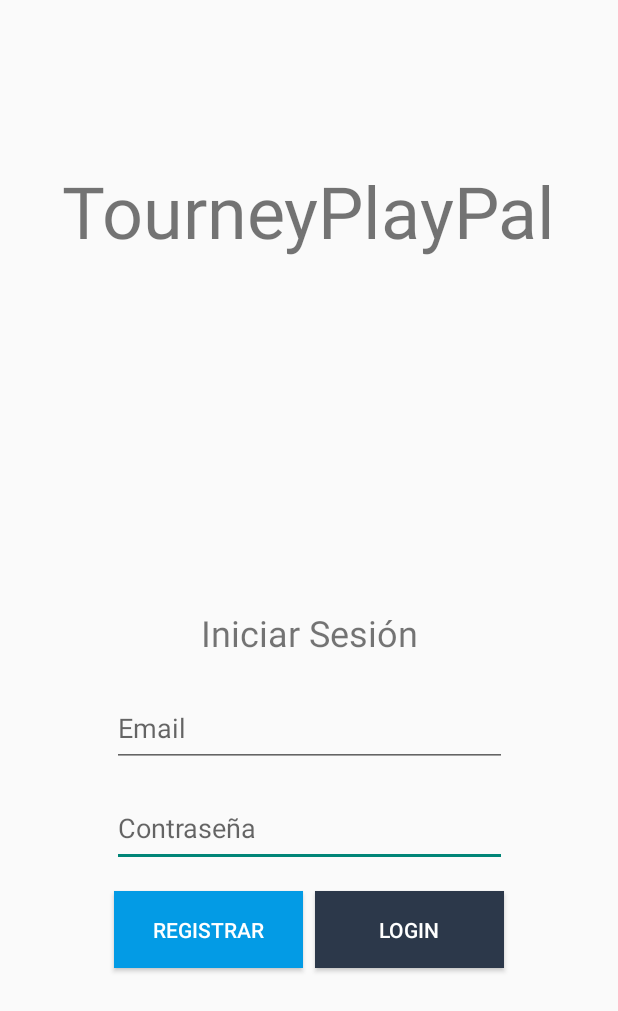
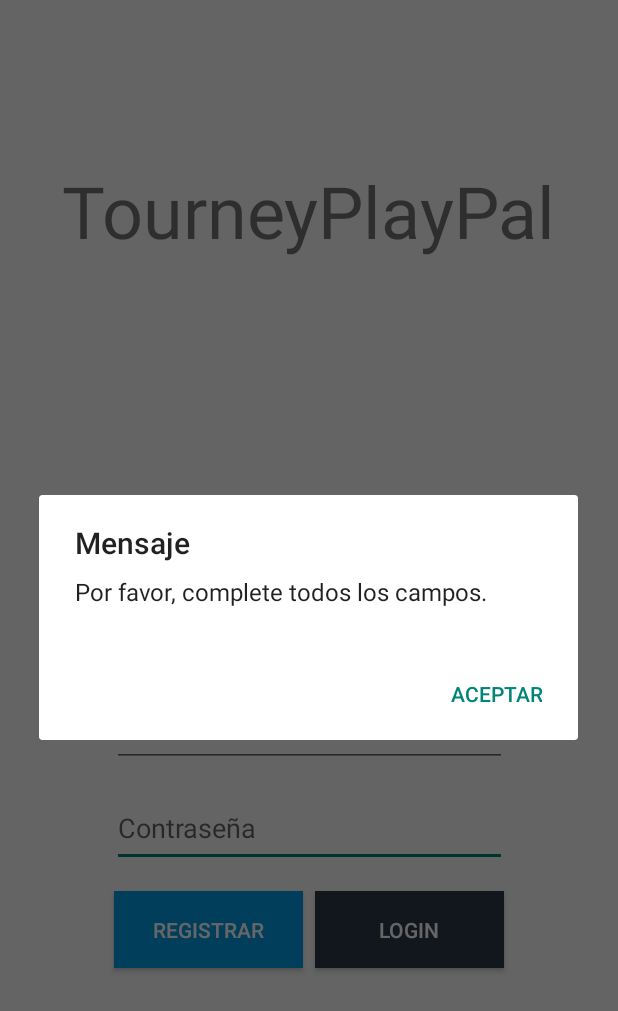
Before and after one commit to XianMaceira/TourneyPlayPal, an Android app built with Jetpack Compose: the screen it shows after launch (AuthActivity), after a tap on "REGISTRAR", on a phone screen of 412 x 824 dp. Shown: the top 1011 px of the screen. Run offline under Robolectric (Android 15) with nearby library versions, the phone set to English and light mode, and no system bars; our stand-ins replace Firebase (no records; nobody signed in at launch, a user with empty details on screens opened directly); Roboto replaces fonts that are not available here.

Commit message:
Version 1.1.0  Actualizadp link descarga en ReadMe
 Añadida verificación por correo.

```diff
--- a/app/src/main/java/com/example/tourneyplaypal/AuthActivity.kt
+++ b/app/src/main/java/com/example/tourneyplaypal/AuthActivity.kt
@@ -1,4 +1,124 @@
 package com.example.tourneyplaypal
+
+import android.app.AlertDialog
+import android.content.Intent
+import android.os.Bundle
+import android.widget.Button
+import android.widget.EditText
+import android.widget.Toast
+import androidx.appcompat.app.AppCompatActivity
+import com.google.firebase.auth.FirebaseAuth
+import com.google.firebase.FirebaseApp
+
+class AuthActivity : AppCompatActivity() {
+
+    private lateinit var firebaseAuth: FirebaseAuth
+
+    override fun onCreate(savedInstanceState: Bundle?) {
+        // SPLASH
+        Thread.sleep(2000)
+
+        setTheme(R.style.Theme_TourneyPlayPal)
+
+        super.onCreate(savedInstanceState)
+        setContentView(R.layout.activity_auth)
+
+        firebaseAuth = FirebaseAuth.getInstance()
+
+        initUI()
+    }
+
+    private fun initUI() {
+        title = "Autenticacion"
+
+        FirebaseApp.initializeApp(this)
+
+        val registerButton = findViewById<Button>(R.id.registerButton)
+        val loginButton = findViewById<Button>(R.id.loginButton)
+        val emailEditText = findViewById<EditText>(R.id.editTextEmail)
+        val passwordEditText = findViewById<EditText>(R.id.editTextPassword)
+
+        registerButton.setOnClickListener {
+            val email = emailEditText.text.toString()
+            val password = passwordEditText.text.toString()
+
+            if (email.isNotEmpty() && password.isNotEmpty()) {
+                firebaseAuth.createUserWithEmailAndPassword(email, password)
+                    .addOnCompleteListener(this) { task ->
+                        if (task.isSuccessful) {
+                            val user = firebaseAuth.currentUser
+                            if (user != null && !user.isEmailVerified) {
+                                sendEmailVerification()
+                                showAlertMessage("Registrado con exito. Se ha enviado un correo electrónico de verificación.")
+                            } else {
+                                showAlertMessage("Error en el registro, inténtalo de nuevo.")
+                            }
+                        } else {
+                            showAlertMessage("Error en el registro. Inténtalo de nuevo. Si ya tienes una cuenta verifica tu correo e inicia sesión.")
+                        }
+                    }
+            } else {
+                showAlertMessage("Por favor, complete todos los campos.")
+            }
+        }
+
+        loginButton.setOnClickListener {
+            val email = emailEditText.text.toString()
+            val password = passwordEditText.text.toString()
+
+            if (email.isNotEmpty() && password.isNotEmpty()) {
+                firebaseAuth.signInWithEmailAndPassword(email, password)
+                    .addOnCompleteListener(this) { task ->
+                        if (task.isSuccessful) {
+                            val user = firebaseAuth.currentUser
+                            if (user != null && user.isEmailVerified) {
+                                showHome(email)
+                            } else {
+                                showAlertMessage("Por favor, verifica tu correo electrónico antes de iniciar sesión.")
+                            }
+                        } else {
+                            showAlertMessage("Por favor, comprueba los datos introducidos. Si no tienes una cuenta de TourneyPlayPal, regístrate primero.")
+                        }
+                    }
+            } else {
+                showAlertMessage("Por favor, completa todos los campos.")
+            }
+        }
+    }
+
+    private fun showAlertMessage(message: String) {
+        val builder = AlertDialog.Builder(this)
+        builder.setTitle("Mensaje")
+        builder.setMessage(message)
+        builder.setPositiveButton("Aceptar", null)
+        val dialog: AlertDialog = builder.create()
+        dialog.show()
+    }
+
+    private fun sendEmailVerification() {
+        val user = firebaseAuth.currentUser
+        user?.sendEmailVerification()?.addOnCompleteListener(this) { task ->
+            if (task.isSuccessful) {
+                Toast.makeText(this, "Correo de verificación enviado.", Toast.LENGTH_SHORT).show()
+            } else {
+                showAlertMessage("Error al enviar el correo de verificación.")
+            }
+        }
+    }
+
+    private fun showHome(email: String) {
+        val homeIntent = Intent(this, HomeActivity::class.java).apply {
+            putExtra("email", email)
+        }
+        startActivity(homeIntent)
+        finish()
+    }
+}
+
+
+
+
+/*package com.example.tourneyplaypal
 
 import android.app.AlertDialog
 import android.content.Intent
@@ -83,10 +203,15 @@ class AuthActivity : AppCompatActivity() {
         dialog.show()
     }
 
+    private fun showVerifyMessage() {
+
+
+    }
+
     private fun showHome(email: String) {
         val homeIntent = Intent(this, HomeActivity::class.java).apply {
             putExtra("email", email)
         }
         startActivity(homeIntent)
     }
-}
+}*/
```
Also changed, not shown: 1 other file.
